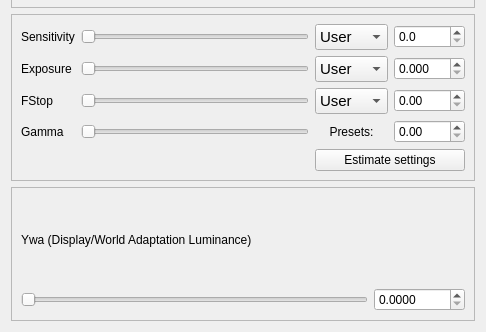
Qt form qtgui/tonemap.ui (sungsoo/luxrender-lux) before a commit; both pictures show x 0 to 486 and y 165 to 497 of the 486 by 497 pixel window.
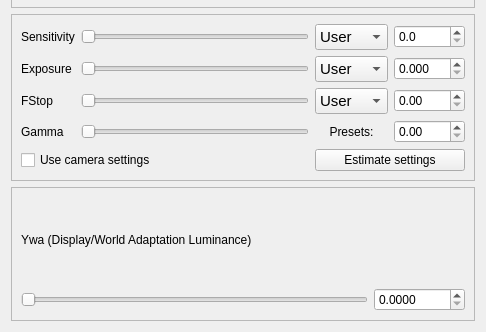
The same form after that commit.

The edit to the form file:
```diff
--- a/qtgui/tonemap.ui
+++ b/qtgui/tonemap.ui
@@ -755,6 +755,19 @@
             </property>
            </widget>
           </item>
+          <item row="4" column="0" colspan="2">
+           <widget class="QCheckBox" name="checkBox_linearLinked">
+            <property name="toolTip">
+             <string>Use camera F-stop and exposure settings and image gamma</string>
+            </property>
+            <property name="text">
+             <string>Use camera settings</string>
+            </property>
+            <property name="checked">
+             <bool>false</bool>
+            </property>
+           </widget>
+          </item>
           <item row="4" column="2" colspan="2">
            <widget class="QPushButton" name="button_linearEstimate">
             <property name="text">
```
